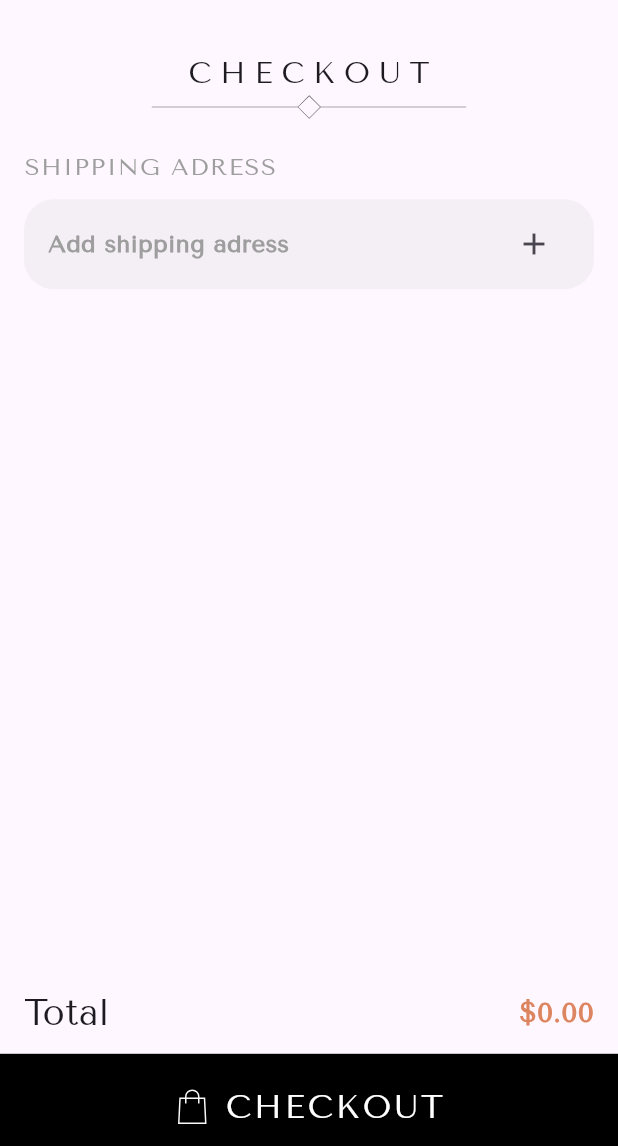
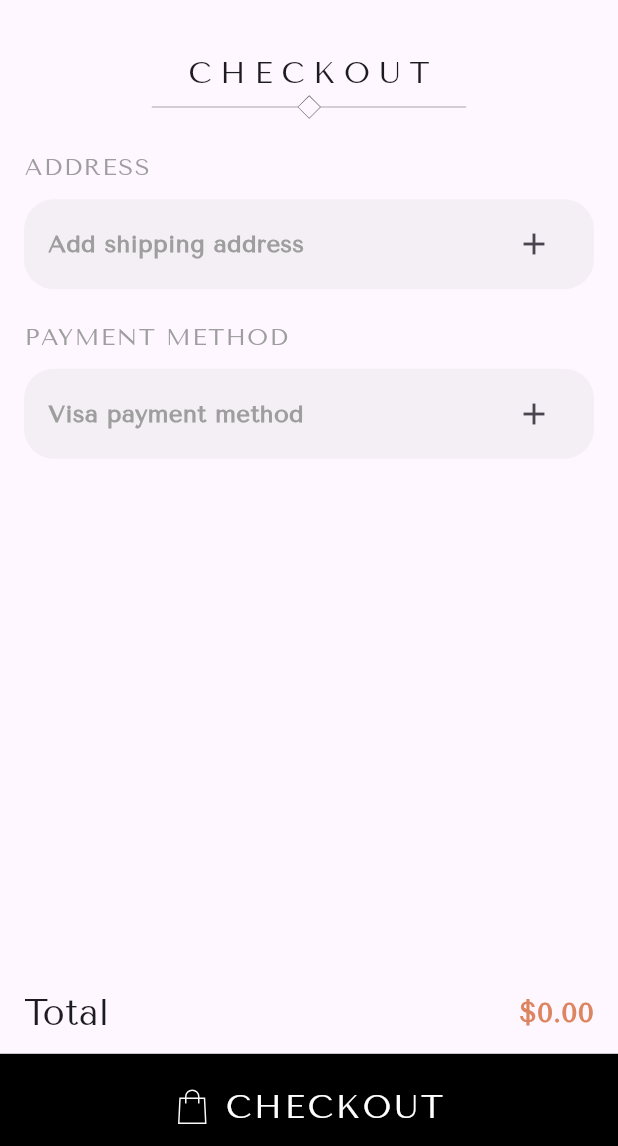
Before and after one commit to youssef336/fashion_app, a Flutter app: the CheckOutView screen opened directly with empty values, swiped to page 2, on a phone screen of 412 x 824 dp, the part 90-1236 px from its top. Run offline on Flutter 3.47's test engine with Material 3 defaults, Android fonts, the phone set to English and light mode, and no system bars; our stand-ins replace bloc, cloud_firestore, dartz, firebase_auth, firebase_core, flutter_bloc and 5 more; accounts and stored records are empty; network calls fail.

Commit message:
end adress and start payment

```diff
--- /dev/null
+++ b/lib/features/check_out/domain/entities/address_entity.dart
@@ -0,0 +1,39 @@
+class AddressEntity {
+  String? firstName;
+  String? lastName;
+  String? phone;
+  String? address;
+  String? state;
+  String? city;
+  String? zipCode;
+
+  AddressEntity({
+    this.firstName,
+    this.state,
+    this.lastName,
+    this.phone,
+    this.address,
+    this.city,
+    this.zipCode,
+  });
+
+  AddressEntity copyWith({
+    String? firstName,
+    String? lastName,
+    String? state,
+    String? phone,
+    String? address,
+    String? city,
+    String? zipCode,
+  }) {
+    return AddressEntity(
+      firstName: firstName ?? this.firstName,
+      lastName: lastName ?? this.lastName,
+      phone: phone ?? phone,
+      state: state ?? this.state,
+      address: address ?? address,
+      city: city ?? city,
+      zipCode: zipCode ?? zipCode,
+    );
+  }
+}
--- a/lib/features/check_out/presentation/views/address_view.dart
+++ b/lib/features/check_out/presentation/views/address_view.dart
@@ -1,11 +1,13 @@
+import 'package:fashion/features/check_out/domain/entities/address_entity.dart';
 import 'package:fashion/features/check_out/presentation/views/widgets/address_view_body.dart';
 import 'package:flutter/material.dart';
 
 class AddressView extends StatelessWidget {
-  const AddressView({super.key});
+  const AddressView({super.key, required this.address});
   static const routeName = '/address';
+  final ValueNotifier<AddressEntity?> address;
   @override
   Widget build(BuildContext context) {
-    return const Scaffold(body: AddressViewBody());
+    return Scaffold(body: AddressViewBody(address: address));
   }
 }
--- a/lib/features/check_out/presentation/views/widgets/amount.dart
+++ b/lib/features/check_out/presentation/views/widgets/amount.dart
@@ -1,4 +1,3 @@
-import 'package:cloud_firestore/cloud_firestore.dart';
 import 'package:fashion/core/utils/text_styles.dart';
 import 'package:flutter/material.dart';
 
--- a/lib/features/check_out/presentation/views/widgets/check_out_buttom.dart
+++ b/lib/features/check_out/presentation/views/widgets/check_out_buttom.dart
@@ -1,4 +1,3 @@
-import 'package:fashion/core/utils/assets.dart';
 import 'package:fashion/core/utils/text_styles.dart';
 import 'package:flutter/material.dart';
 import 'package:flutter_svg/svg.dart';
--- a/lib/features/check_out/presentation/views/widgets/check_out_first_phase.dart
+++ b/lib/features/check_out/presentation/views/widgets/check_out_first_phase.dart
@@ -2,7 +2,6 @@ import 'package:fashion/core/entities/product_entity.dart';
 import 'package:fashion/core/utils/assets.dart';
 import 'package:fashion/core/utils/text_styles.dart';
 import 'package:fashion/core/widgets/custom_app_bar.dart';
-import 'package:fashion/features/check_out/presentation/views/widgets/amount.dart';
 import 'package:fashion/features/check_out/presentation/views/widgets/check_out_buttom.dart';
 import 'package:fashion/features/check_out/presentation/views/widgets/check_out_item.dart';
 import 'package:fashion/features/check_out/presentation/views/widgets/header.dart';
--- a/lib/features/check_out/presentation/views/widgets/check_out_item.dart
+++ b/lib/features/check_out/presentation/views/widgets/check_out_item.dart
@@ -1,6 +1,5 @@
 import 'package:fashion/core/entities/product_entity.dart';
 import 'package:fashion/core/utils/text_styles.dart';
-import 'package:fashion/core/widgets/custom_app_bar.dart';
 import 'package:fashion/features/check_out/presentation/views/widgets/amount.dart';
 import 'package:flutter/material.dart';
 
--- a/lib/features/check_out/presentation/views/widgets/check_out_secound_phase.dart
+++ b/lib/features/check_out/presentation/views/widgets/check_out_secound_phase.dart
@@ -2,11 +2,14 @@ import 'package:fashion/core/entities/product_entity.dart';
 import 'package:fashion/core/utils/assets.dart';
 import 'package:fashion/core/utils/text_styles.dart';
 import 'package:fashion/core/widgets/custom_app_bar.dart';
+import 'package:fashion/features/check_out/domain/entities/address_entity.dart';
 import 'package:fashion/features/check_out/presentation/views/address_view.dart';
 import 'package:fashion/features/check_out/presentation/views/widgets/check_out_buttom.dart';
 import 'package:fashion/features/check_out/presentation/views/widgets/check_out_first_phase.dart';
 import 'package:fashion/features/check_out/presentation/views/widgets/check_out_secound_phase_item.dart';
 import 'package:fashion/features/check_out/presentation/views/widgets/header.dart';
+import 'package:fashion/features/check_out/presentation/views/widgets/payment_method.dart';
+import 'package:fashion/features/check_out/presentation/views/widgets/shipping_adress.dart';
 import 'package:flutter/material.dart';
 
 class CheckOutSecoundPhase extends StatelessWidget {
@@ -19,6 +22,7 @@ class CheckOutSecoundPhase extends StatelessWidget {
   final void Function()? onTap;
   final ValueNotifier<int> counter;
   final ProductEntity product;
+
   @override
   Widget build(BuildContext context) {
     return Column(
@@ -33,13 +37,9 @@ class CheckOutSecoundPhase extends StatelessWidget {
                 const SizedBox(height: 34),
                 const Header(text: "CheckOut"),
                 const SizedBox(height: 20),
-                CheckOutSecoundPhaseItem(
-                  title: "Shipping adress",
-                  SubTitle: "Add shipping adress",
-                  onTap: () {
-                    Navigator.pushNamed(context, AddressView.routeName);
-                  },
-                ),
+                const ShippingAdress(),
+                const SizedBox(height: 20),
+                const PaymentMethod(),
               ],
             ),
           ),
--- a/lib/features/check_out/presentation/views/widgets/check_out_view_body.dart
+++ b/lib/features/check_out/presentation/views/widgets/check_out_view_body.dart
@@ -1,5 +1,4 @@
 import 'package:fashion/core/entities/product_entity.dart';
-import 'package:fashion/core/widgets/custom_app_bar.dart';
 import 'package:fashion/features/check_out/presentation/views/widgets/check_out_first_phase.dart';
 import 'package:fashion/features/check_out/presentation/views/widgets/check_out_secound_phase.dart';
 import 'package:flutter/material.dart';
--- /dev/null
+++ b/lib/features/check_out/presentation/views/widgets/payment_method.dart
@@ -0,0 +1,106 @@
+import 'package:fashion/core/utils/text_styles.dart';
+import 'package:fashion/features/check_out/domain/entities/address_entity.dart';
+import 'package:fashion/features/check_out/presentation/views/address_view.dart';
+import 'package:fashion/features/check_out/presentation/views/payment_view.dart';
+import 'package:fashion/features/check_out/presentation/views/widgets/check_out_secound_phase_item.dart';
+import 'package:flutter/material.dart';
+
+class PaymentMethod extends StatefulWidget {
+  const PaymentMethod({super.key});
+
+  @override
+  State<PaymentMethod> createState() => _PaymentMethodState();
+}
+
+class _PaymentMethodState extends State<PaymentMethod> {
+  ValueNotifier<AddressEntity?> addressNotifier = ValueNotifier<AddressEntity?>(
+    AddressEntity(),
+  );
+
+  @override
+  Widget build(BuildContext context) {
+    return ValueListenableBuilder<AddressEntity?>(
+      valueListenable: addressNotifier,
+      builder: (context, address, _) {
+        return address == null || (address.address?.isEmpty ?? true)
+            ? CheckOutSecoundPhaseItem(
+                title: "Payment method",
+                SubTitle: "Visa payment method",
+                onTap: () {
+                  Navigator.pushNamed(context, PaymentView.routeName);
+                },
+              )
+            : SizedBox(
+                width: double.infinity,
+                child: Column(
+                  crossAxisAlignment: CrossAxisAlignment.start,
+                  children: [
+                    Text(
+                      "Shipping adress".toUpperCase(),
+                      style: TextStyles.price_Large_18.copyWith(
+                        color: Colors.grey,
+                      ),
+                    ),
+                    const SizedBox(height: 10),
+                    Padding(
+                      padding: const EdgeInsets.symmetric(horizontal: 16),
+                      child: Row(
+                        children: [
+                          Column(
+                            crossAxisAlignment: CrossAxisAlignment.start,
+                            children: [
+                              Text(
+                                "${address.firstName ?? ''} ${address.lastName ?? ''}",
+                                style: TextStyles.price_Large_18.copyWith(
+                                  fontSize: 22,
+                                  fontWeight: FontWeight.w500,
+                                  color: Colors.black,
+                                ),
+                              ),
+                              Text(
+                                "${address.address ?? ''} ${address.city ?? ''} ",
+                                style: TextStyles.price_Large_18.copyWith(
+                                  fontSize: 16,
+                                  color: Colors.grey,
+                                ),
+                              ),
+                              Text(
+                                "${address.zipCode ?? ''} ${address.state ?? ''}",
+                                style: TextStyles.price_Large_18.copyWith(
+                                  fontSize: 16,
+                                  color: Colors.grey,
+                                ),
+                              ),
+                              Text(
+                                "${address.phone ?? ''} ",
+                                style: TextStyles.price_Large_18.copyWith(
+                                  fontSize: 16,
+                                  color: Colors.grey,
+                                ),
+                              ),
+                            ],
+                          ),
+                          const Spacer(),
+                          IconButton(
+                            onPressed: () {
+                              Navigator.pushNamed(
+                                context,
+                                AddressView.routeName,
+                                arguments: addressNotifier,
+                              );
+                            },
+                            icon: const Icon(
+                              Icons.arrow_forward_ios_rounded,
+                              color: Colors.grey,
+                            ),
+                          ),
+                        ],
+                      ),
+                    ),
+                  ],
+                ),
+              );
+      },
+    );
+  }
+}
--- /dev/null
+++ b/lib/features/check_out/presentation/views/widgets/shipping_adress.dart
@@ -0,0 +1,109 @@
+import 'package:fashion/core/utils/text_styles.dart';
+import 'package:fashion/features/check_out/domain/entities/address_entity.dart';
+import 'package:fashion/features/check_out/presentation/views/address_view.dart';
+import 'package:fashion/features/check_out/presentation/views/widgets/check_out_secound_phase_item.dart';
+import 'package:flutter/material.dart';
+
+class ShippingAdress extends StatefulWidget {
+  const ShippingAdress({super.key});
+
+  @override
+  State<ShippingAdress> createState() => _ShippingAdressState();
+}
+
+class _ShippingAdressState extends State<ShippingAdress> {
+  ValueNotifier<AddressEntity?> addressNotifier = ValueNotifier<AddressEntity?>(
+    AddressEntity(),
+  );
+
+  @override
+  Widget build(BuildContext context) {
+    return ValueListenableBuilder<AddressEntity?>(
+      valueListenable: addressNotifier,
+      builder: (context, address, _) {
+        return address == null || (address.address?.isEmpty ?? true)
+            ? CheckOutSecoundPhaseItem(
+                title: "Address",
+                SubTitle: "Add shipping address",
+                onTap: () {
+                  Navigator.pushNamed(
+                    context,
+                    AddressView.routeName,
+                    arguments: addressNotifier,
+                  );
+                },
+              )
+            : SizedBox(
+                width: double.infinity,
+                child: Column(
+                  crossAxisAlignment: CrossAxisAlignment.start,
+                  children: [
+                    Text(
+                      "Shipping adress".toUpperCase(),
+                      style: TextStyles.price_Large_18.copyWith(
+                        color: Colors.grey,
+                      ),
+                    ),
+                    const SizedBox(height: 10),
+                    Padding(
+                      padding: const EdgeInsets.symmetric(horizontal: 16),
+                      child: Row(
+                        children: [
+                          Column(
+                            crossAxisAlignment: CrossAxisAlignment.start,
+                            children: [
+                              Text(
+                                "${address.firstName ?? ''} ${address.lastName ?? ''}",
+                                style: TextStyles.price_Large_18.copyWith(
+                                  fontSize: 22,
+                                  fontWeight: FontWeight.w500,
+                                  color: Colors.black,
+                                ),
+                              ),
+                              Text(
+                                "${address.address ?? ''} ${address.city ?? ''} ",
+                                style: TextStyles.price_Large_18.copyWith(
+                                  fontSize: 16,
+                                  color: Colors.grey,
+                                ),
+                              ),
+                              Text(
+                                "${address.zipCode ?? ''} ${address.state ?? ''}",
+                                style: TextStyles.price_Large_18.copyWith(
+                                  fontSize: 16,
+                                  color: Colors.grey,
+                                ),
+                              ),
+                              Text(
+                                "${address.phone ?? ''} ",
+                                style: TextStyles.price_Large_18.copyWith(
+                                  fontSize: 16,
+                                  color: Colors.grey,
+                                ),
+                              ),
+                            ],
+                          ),
+                          const Spacer(),
+                          IconButton(
+                            onPressed: () {
+                              Navigator.pushNamed(
+                                context,
+                                AddressView.routeName,
+                                arguments: addressNotifier,
+                              );
+                            },
+                            icon: const Icon(
+                              Icons.arrow_forward_ios_rounded,
+                              color: Colors.grey,
+                            ),
+                          ),
+                        ],
+                      ),
+                    ),
+                  ],
+                ),
+              );
+      },
+    );
+  }
+}
--- a/pubspec.yaml
+++ b/pubspec.yaml
@@ -45,6 +45,7 @@ dependencies:
   flutter_svg: ^2.2.0
   cloud_firestore: ^5.6.11
   skeletonizer: ^2.1.0+1
+  flutter_credit_card: ^4.1.0
 
 dev_dependencies:
   flutter_test:
```
Also changed, not shown: lib/core/helper_functions/on_generate_routes.dart (+9 -1 lines), lib/features/check_out/presentation/views/payment_view.dart (added, +11 -0 lines), lib/features/check_out/presentation/views/widgets/address_text_fieild.dart (added, +151 -0 lines), lib/features/check_out/presentation/views/widgets/address_view_body.dart (+6 -86 lines), lib/features/check_out/presentation/views/widgets/payment_text_fieild.dart (added, +114 -0 lines), lib/features/check_out/presentation/views/widgets/payment_view_body.dart (added, +15 -0 lines), pubspec.lock.
